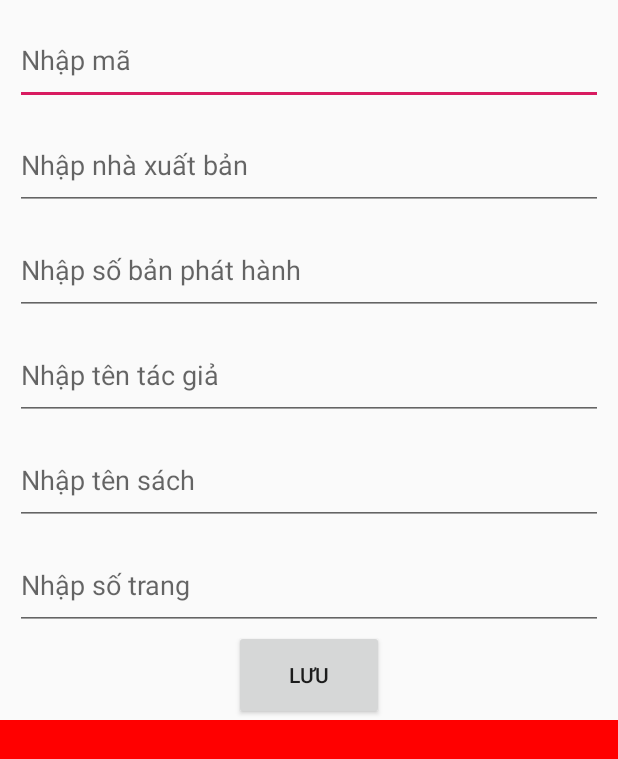
After one commit to stevenmanh/Android003, an Android app: the layout sach_layout.xml on its own in the app's theme, with its tools: preview values and no code run, on a phone screen of 412 x 824 dp. The commit adds this screen. Shown: the top 759 px of the screen. Run offline under Robolectric (Android 15) with nearby library versions, the phone set to English and light mode, and no system bars.

Commit message:
no message

```diff
--- /dev/null
+++ b/SOURCE/app/src/main/java/windstudy/com/androidtutorial/qLyTaiLieu/Sach.java
@@ -0,0 +1,6 @@
+package windstudy.com.androidtutorial.qLyTaiLieu;
+
+public class Sach extends TaiLieu {
+    String tenSach, tenNXB;
+    int soTrang;
+}
--- /dev/null
+++ b/SOURCE/app/src/main/java/windstudy/com/androidtutorial/qLyTaiLieu/TapChi.java
@@ -0,0 +1,6 @@
+package windstudy.com.androidtutorial.qLyTaiLieu;
+
+public class TapChi {
+    String maTaiLieu, nhaXuatBan;
+    int soBanPhatHan,soPhatHanh,thangPhatHanh;
+}
--- /dev/null
+++ b/SOURCE/app/src/main/res/layout/sach_layout.xml
@@ -0,0 +1,83 @@
+<RelativeLayout xmlns:android="http://schemas.android.com/apk/res/android"
+    android:layout_width="match_parent"
+    android:layout_height="match_parent">
+
+    <EditText
+        android:id="@+id/edt_code"
+        android:layout_width="match_parent"
+        android:layout_height="60dp"
+        android:layout_marginLeft="10dp"
+        android:layout_marginTop="10dp"
+        android:layout_marginRight="10dp"
+        android:hint="Nhập mã " />
+
+    <EditText
+        android:id="@+id/edt_producer"
+        android:layout_width="match_parent"
+        android:layout_height="60dp"
+        android:layout_below="@+id/edt_code"
+        android:layout_marginLeft="10dp"
+        android:layout_marginTop="10dp"
+        android:layout_marginRight="10dp"
+        android:hint="Nhập nhà xuất bản"
+        android:inputType="number" />
+
+
+    <EditText
+        android:id="@+id/edt_count"
+        android:layout_width="match_parent"
+        android:layout_height="60dp"
+        android:layout_below="@+id/edt_producer"
+        android:layout_marginLeft="10dp"
+        android:layout_marginTop="10dp"
+        android:layout_marginRight="10dp"
+        android:hint="Nhập số bản phát hành" />
+
+    <EditText
+        android:id="@+id/edt_author"
+        android:layout_width="match_parent"
+        android:layout_height="60dp"
+        android:layout_below="@+id/edt_count"
+        android:layout_marginLeft="10dp"
+        android:layout_marginTop="10dp"
+        android:layout_marginRight="10dp"
+        android:hint="Nhập tên tác giả" />
+
+    <EditText
+        android:id="@+id/edt_book_name"
+        android:layout_width="match_parent"
+        android:layout_height="60dp"
+        android:layout_below="@+id/edt_author"
+        android:layout_marginLeft="10dp"
+        android:layout_marginTop="10dp"
+        android:layout_marginRight="10dp"
+        android:hint="Nhập tên sách" />
+
+    <EditText
+        android:id="@+id/edt_page_count"
+        android:layout_width="match_parent"
+        android:layout_height="60dp"
+        android:layout_below="@+id/edt_book_name"
+        android:layout_marginLeft="10dp"
+        android:layout_marginTop="10dp"
+        android:layout_marginRight="10dp"
+        android:hint="Nhập số trang" />
+
+    <Button
+        android:id="@+id/btn_save"
+        android:layout_width="100dp"
+        android:layout_height="60dp"
+        android:layout_below="@+id/edt_page_count"
+        android:layout_centerHorizontal="true"
+        android:text="Lưu" />
+
+    <TextView
+        android:id="@+id/tv_log"
+        android:layout_width="match_parent"
+        android:layout_height="match_parent"
+        android:layout_below="@id/btn_save"
+        android:background="#ff00"
+        android:textColor="#ffff"
+        android:textSize="20sp" />
+
+</RelativeLayout>
```
Also changed, not shown: SOURCE/app/src/main/java/windstudy/com/androidtutorial/qLyTaiLieu/TaiLieuActivity.java (line endings or trailing spaces), 1 other file.
